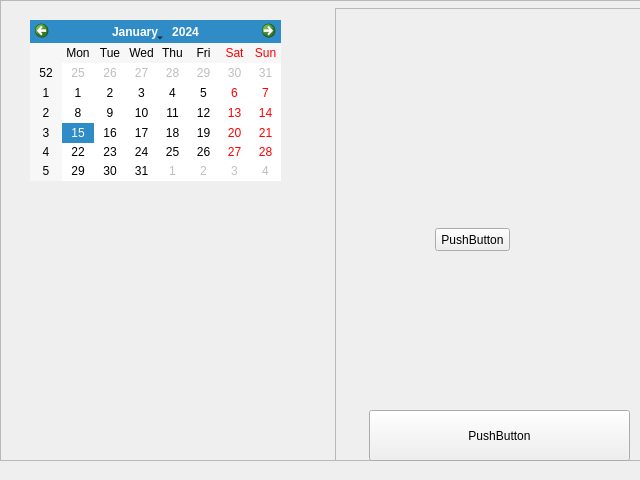
This is gui/gui.ui in NoValeria/organiser as Qt 5 draws it before an edit. The edited form follows.
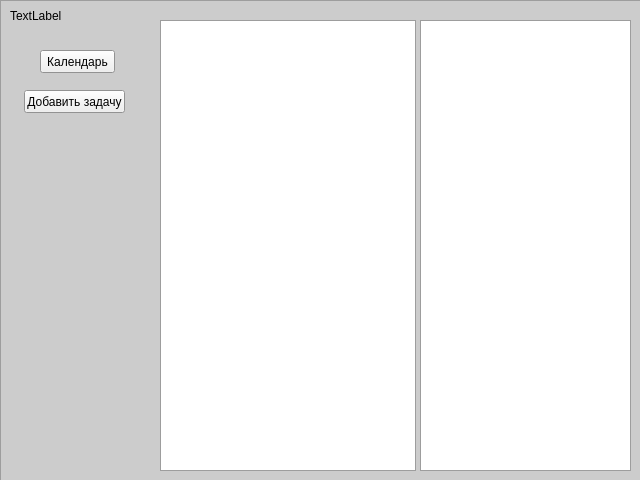
This is the edited form.

```diff
--- a/gui/gui.ui
+++ b/gui/gui.ui
@@ -22,24 +22,85 @@
     <height>480</height>
    </size>
   </property>
+  <property name="palette">
+   <palette>
+    <active>
+     <colorrole role="Base">
+      <brush brushstyle="SolidPattern">
+       <color alpha="255">
+        <red>255</red>
+        <green>255</green>
+        <blue>255</blue>
+       </color>
+      </brush>
+     </colorrole>
+     <colorrole role="Window">
+      <brush brushstyle="SolidPattern">
+       <color alpha="255">
+        <red>204</red>
+        <green>204</green>
+        <blue>204</blue>
+       </color>
+      </brush>
+     </colorrole>
+    </active>
+    <inactive>
+     <colorrole role="Base">
+      <brush brushstyle="SolidPattern">
+       <color alpha="255">
+        <red>255</red>
+        <green>255</green>
+        <blue>255</blue>
+       </color>
+      </brush>
+     </colorrole>
+     <colorrole role="Window">
+      <brush brushstyle="SolidPattern">
+       <color alpha="255">
+        <red>204</red>
+        <green>204</green>
+        <blue>204</blue>
+       </color>
+      </brush>
+     </colorrole>
+    </inactive>
+    <disabled>
+     <colorrole role="Base">
+      <brush brushstyle="SolidPattern">
+       <color alpha="255">
+        <red>204</red>
+        <green>204</green>
+        <blue>204</blue>
+       </color>
+      </brush>
+     </colorrole>
+     <colorrole role="Window">
+      <brush brushstyle="SolidPattern">
+       <color alpha="255">
+        <red>204</red>
+        <green>204</green>
+        <blue>204</blue>
+       </color>
+      </brush>
+     </colorrole>
+    </disabled>
+   </palette>
+  </property>
   <property name="windowTitle">
    <string>MainWindow</string>
   </property>
+  <property name="documentMode">
+   <bool>false</bool>
+  </property>
   <widget class="QWidget" name="centralwidget">
-   <widget class="QWidget" name="horizontalLayoutWidget">
-    <property name="geometry">
-     <rect>
-      <x>0</x>
-      <y>0</y>
-      <width>641</width>
-      <height>461</height>
-     </rect>
-    </property>
-    <layout class="QHBoxLayout" name="horizontalLayout">
-     <item>
       <widget class="QFrame" name="frame">
-       <property name="enabled">
-        <bool>true</bool>
+    <property name="geometry">
+     <rect>
+      <x>0</x>
+      <y>0</y>
+      <width>641</width>
+      <height>481</height>
+     </rect>
        </property>
        <property name="frameShape">
         <enum>QFrame::StyledPanel</enum>
@@ -47,82 +108,66 @@
        <property name="frameShadow">
         <enum>QFrame::Raised</enum>
        </property>
-       <widget class="QCalendarWidget" name="calendarWidget">
+    <widget class="QTableView" name="tableView">
         <property name="geometry">
          <rect>
-          <x>30</x>
+       <x>420</x>
           <y>20</y>
-          <width>251</width>
-          <height>161</height>
+       <width>211</width>
+       <height>451</height>
          </rect>
         </property>
        </widget>
-       <widget class="QFrame" name="frame_3">
+    <widget class="QTableView" name="DayTask">
         <property name="geometry">
          <rect>
-          <x>335</x>
-          <y>8</y>
-          <width>311</width>
-          <height>471</height>
-         </rect>
-        </property>
-        <property name="frameShape">
-         <enum>QFrame::StyledPanel</enum>
-        </property>
-        <property name="frameShadow">
-         <enum>QFrame::Raised</enum>
-        </property>
+       <x>160</x>
+       <y>20</y>
+       <width>256</width>
+       <height>451</height>
+      </rect>
+     </property>
+    </widget>
+    <widget class="QLabel" name="label">
+     <property name="geometry">
+      <rect>
+       <x>10</x>
+       <y>0</y>
+       <width>161</width>
+       <height>31</height>
+      </rect>
+     </property>
+     <property name="text">
+      <string>TextLabel</string>
+     </property>
+    </widget>
         <widget class="QPushButton" name="pushButton">
          <property name="geometry">
           <rect>
-           <x>34</x>
-           <y>402</y>
-           <width>261</width>
-           <height>51</height>
-          </rect>
-         </property>
-         <property name="text">
-          <string>PushButton</string>
-         </property>
-        </widget>
-        <widget class="QPushButton" name="pushButton_2">
-         <property name="geometry">
-          <rect>
-           <x>100</x>
-           <y>220</y>
+       <x>40</x>
+       <y>50</y>
            <width>75</width>
            <height>23</height>
           </rect>
          </property>
          <property name="text">
-          <string>PushButton</string>
-         </property>
-        </widget>
-        <zorder>pushButton</zorder>
-        <zorder>frame</zorder>
-        <zorder>frame</zorder>
-        <zorder>pushButton_2</zorder>
-       </widget>
-      </widget>
-     </item>
-    </layout>
-   </widget>
-  </widget>
-  <widget class="QMenuBar" name="menubar">
+      <string>Календарь</string>
+     </property>
+    </widget>
+    <widget class="QPushButton" name="openNewNoteButton">
    <property name="geometry">
     <rect>
-     <x>0</x>
-     <y>0</y>
-     <width>640</width>
-     <height>21</height>
-    </rect>
-   </property>
-   <property name="maximumSize">
-    <size>
-     <width>16777214</width>
-     <height>16777215</height>
-    </size>
-   </property>
+       <x>24</x>
+       <y>90</y>
+       <width>101</width>
+       <height>23</height>
+      </rect>
+     </property>
+     <property name="text">
+      <string>Добавить задачу</string>
+     </property>
+    </widget>
+   </widget>
   </widget>
  </widget>
  <resources/>
```
Lines whose indentation alone changed are shown as unchanged.
